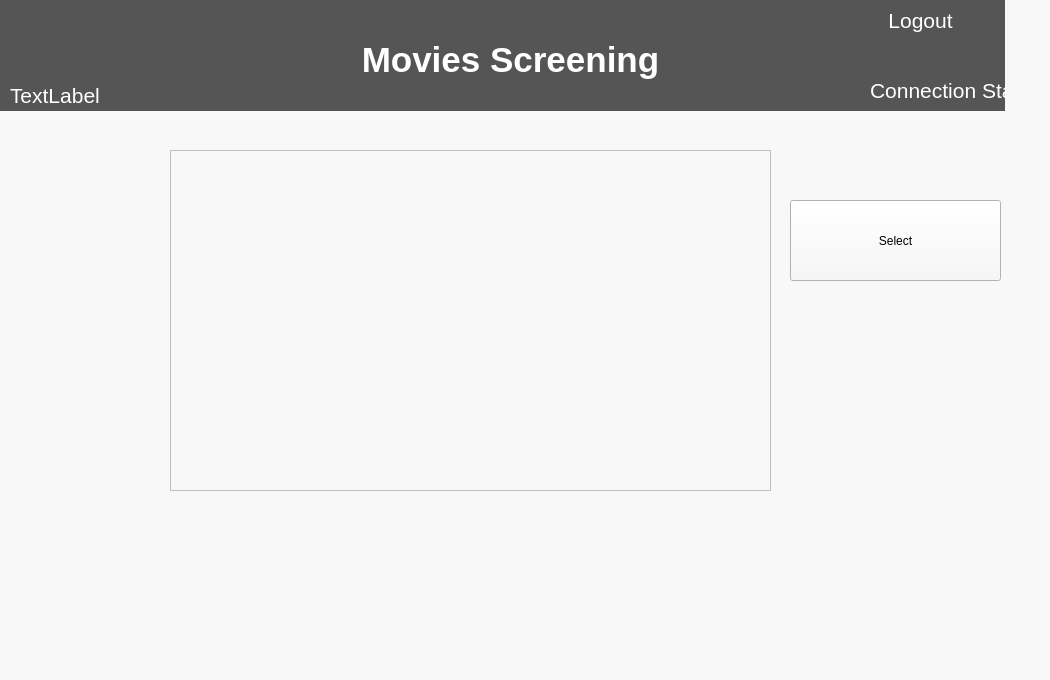
This is QT/learn.ui in LuciaCG/Bluebird as Qt 5 draws it before an edit. The edited form follows.
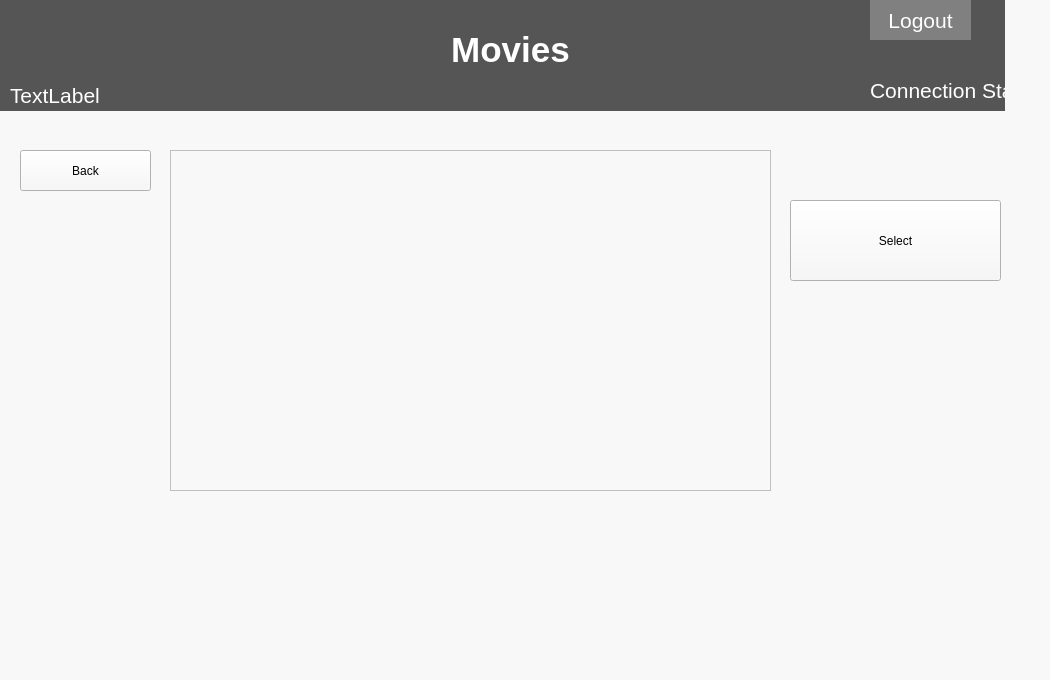
This is the edited form.

Commit message: back and log out processes finshed

What changed in the file:
```diff
--- a/QT/learn.ui
+++ b/QT/learn.ui
@@ -25,7 +25,7 @@
      <x>0</x>
      <y>0</y>
      <width>1005</width>
-     <height>655</height>
+     <height>675</height>
     </rect>
    </property>
    <property name="styleSheet">
@@ -72,9 +72,9 @@
       </rect>
      </property>
      <property name="styleSheet">
-      <string notr="true">color: #FFFFFF;
+      <string notr="true">background-color:#808080; color: #FFFFFF;
 font-size: 21px;
-border:0;</string>
+border:3;</string>
      </property>
      <property name="text">
       <string>Logout</string>
@@ -84,7 +84,7 @@
      <property name="geometry">
       <rect>
        <x>310</x>
-       <y>10</y>
+       <y>0</y>
        <width>401</width>
        <height>101</height>
       </rect>
@@ -96,7 +96,7 @@
 font-weight:bold;</string>
      </property>
      <property name="text">
-      <string>&lt;html&gt;&lt;head/&gt;&lt;body&gt;&lt;p align=&quot;center&quot;&gt;Movies Screening&lt;/p&gt;&lt;/body&gt;&lt;/html&gt;</string>
+      <string>&lt;html&gt;&lt;head/&gt;&lt;body&gt;&lt;p align=&quot;center&quot;&gt;Movies&lt;/p&gt;&lt;/body&gt;&lt;/html&gt;</string>
      </property>
     </widget>
     <widget class="QLabel" name="label_3">
@@ -169,6 +169,19 @@
      <string>Select</string>
     </property>
    </widget>
+   <widget class="QPushButton" name="back">
+    <property name="geometry">
+     <rect>
+      <x>20</x>
+      <y>150</y>
+      <width>131</width>
+      <height>41</height>
+     </rect>
+    </property>
+    <property name="text">
+     <string>Back</string>
+    </property>
+   </widget>
   </widget>
  </widget>
  <resources/>
```
Left out of the diff: 16 changed lines with no effect on the pictures. The commit also changes 28 other files.
